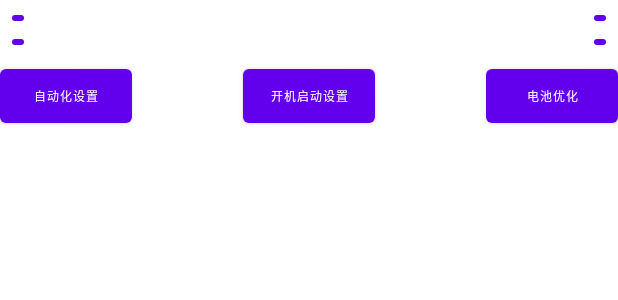
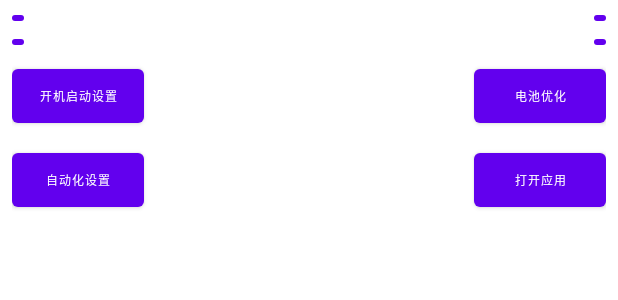
Before and after one commit to xjxlx/PocTest, an Android app: the layout activity_main.xml on its own in the app's theme, with its tools: preview values and no code run, on a phone screen of 412 x 824 dp. Shown: the top 300 px of the screen. Run offline under Robolectric (Android 15) with nearby library versions, the phone set to English and light mode, and no system bars.

Commit message:
update code

```diff
--- a/app/src/main/java/com/android/poc/MainActivity.kt
+++ b/app/src/main/java/com/android/poc/MainActivity.kt
@@ -93,5 +93,9 @@ class MainActivity : AppCompatActivity() {
             })
                 .request(Manifest.permission.REQUEST_IGNORE_BATTERY_OPTIMIZATIONS)
         }
+
+        mBinding.btnOpenApp.setOnClickListener {
+            SystemUtil.openApplication(this@MainActivity, "com.mobilityasia.hcp3.deepbreath.audi.deepbreathpoc")
+        }
     }
 }
--- a/app/src/main/res/layout/activity_main.xml
+++ b/app/src/main/res/layout/activity_main.xml
@@ -66,6 +66,7 @@
         </RelativeLayout>
 
         <RelativeLayout
+            android:paddingHorizontal="@dimen/dp_20"
             android:layout_width="match_parent"
             android:layout_height="wrap_content"
             android:layout_gravity="center"
@@ -73,19 +74,10 @@
             android:orientation="horizontal">
 
             <Button
-                android:id="@+id/btn_open_accessibility"
-                android:layout_width="wrap_content"
-                android:layout_height="wrap_content"
-                android:layout_alignParentLeft="true"
-                android:layout_gravity="center"
-                android:text="自动化设置"
-                android:textSize="@dimen/sp_12" />
-
-            <Button
                 android:id="@+id/btn_open_qd"
                 android:layout_width="wrap_content"
                 android:layout_height="wrap_content"
-                android:layout_centerHorizontal="true"
+                android:layout_alignParentStart="true"
                 android:layout_gravity="center"
                 android:text="开机启动设置"
                 android:textSize="@dimen/sp_12" />
@@ -100,6 +92,33 @@
                 android:textSize="@dimen/sp_12" />
         </RelativeLayout>
 
+        <RelativeLayout
+            android:layout_width="match_parent"
+            android:layout_height="wrap_content"
+            android:layout_gravity="center"
+            android:layout_marginTop="@dimen/dp_20"
+            android:orientation="horizontal"
+            android:paddingHorizontal="@dimen/dp_20">
+
+            <Button
+                android:id="@+id/btn_open_accessibility"
+                android:layout_width="wrap_content"
+                android:layout_height="wrap_content"
+                android:layout_alignParentLeft="true"
+                android:layout_gravity="center"
+                android:text="自动化设置"
+                android:textSize="@dimen/sp_12" />
+
+            <Button
+                android:id="@+id/btn_open_app"
+                android:layout_width="wrap_content"
+                android:layout_height="wrap_content"
+                android:layout_alignParentRight="true"
+                android:layout_gravity="center"
+                android:text="打开应用"
+                android:textSize="@dimen/sp_12" />
+        </RelativeLayout>
+
     </LinearLayout>
 
 </androidx.core.widget.NestedScrollView>
```
